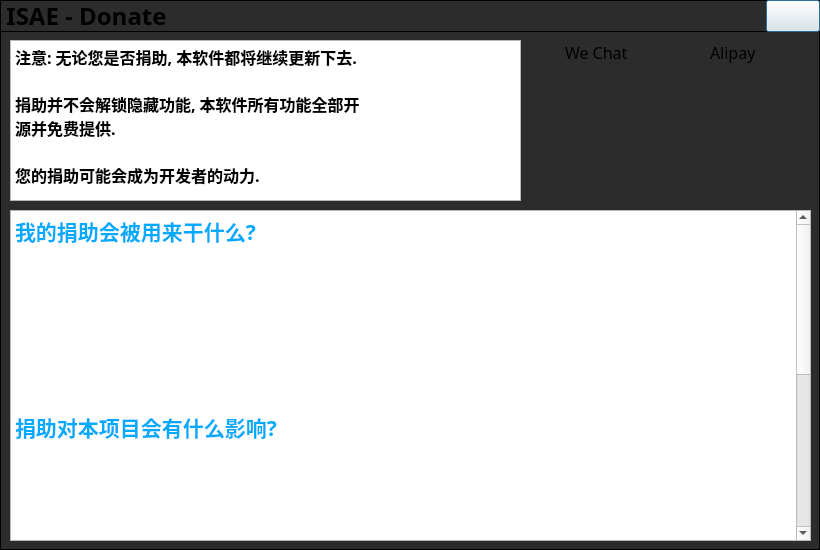
Reverier-Xu/ISAE, file src/app/DonateWindow.ui: the form before one commit.
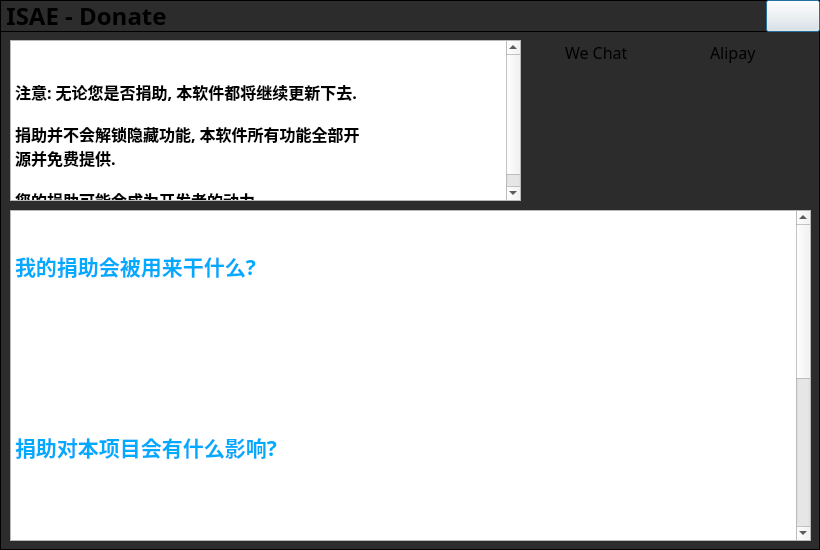
The form after the commit. Icons and pictures are not drawn.

The edit to the form file:
```diff
--- a/src/app/DonateWindow.ui
+++ b/src/app/DonateWindow.ui
@@ -163,31 +163,81 @@
    </property>
    <property name="html">
     <string>&lt;!DOCTYPE HTML PUBLIC &quot;-//W3C//DTD HTML 4.0//EN&quot; &quot;http://www.w3.org/TR/REC-html40/strict.dtd&quot;&gt;
-&lt;html&gt;&lt;head&gt;&lt;meta name=&quot;qrichtext&quot; content=&quot;1&quot; /&gt;&lt;style type=&quot;text/css&quot;&gt;
-p, li { white-space: pre-wrap; }
-&lt;/style&gt;&lt;/head&gt;&lt;body style=&quot; font-family:'文泉驿等宽微米黑'; font-size:10pt; font-weight:400; font-style:normal;&quot;&gt;
-&lt;p style=&quot; margin-top:0px; margin-bottom:0px; margin-left:0px; margin-right:0px; -qt-block-indent:0; text-indent:0px;&quot;&gt;&lt;span style=&quot; font-family:'思源黑体 CN'; font-size:16pt; font-weight:600; color:#00aaff;&quot;&gt;我的捐助会被用来干什么?&lt;/span&gt;&lt;/p&gt;
-&lt;p style=&quot; margin-top:0px; margin-bottom:0px; margin-left:0px; margin-right:0px; -qt-block-indent:0; text-indent:0px;&quot;&gt;&lt;span style=&quot; font-family:'思源黑体 CN'; font-size:12pt; color:#00aaff;&quot;&gt; &lt;/span&gt;&lt;/p&gt;
-&lt;p style=&quot; margin-top:0px; margin-bottom:0px; margin-left:0px; margin-right:0px; -qt-block-indent:0; text-indent:0px;&quot;&gt;&lt;span style=&quot; font-family:'思源黑体 CN'; font-size:12pt; color:#ffffff;&quot;&gt;为开发者买一些咖啡, 或者改善一下开发者的生活水平 (作为收入的一部分).&lt;/span&gt;&lt;/p&gt;
-&lt;p style=&quot;-qt-paragraph-type:empty; margin-top:0px; margin-bottom:0px; margin-left:0px; margin-right:0px; -qt-block-indent:0; text-indent:0px; font-family:'思源黑体 CN'; font-size:12pt; color:#ffffff;&quot;&gt;&lt;br /&gt;&lt;/p&gt;
-&lt;p style=&quot; margin-top:0px; margin-bottom:0px; margin-left:0px; margin-right:0px; -qt-block-indent:0; text-indent:0px;&quot;&gt;&lt;span style=&quot; font-family:'思源黑体 CN'; font-size:12pt; color:#ffffff;&quot;&gt;如您所见, ISAE会有在线功能, 今后也可能提供统一的团队平台与Wiki共享平台.&lt;/span&gt;&lt;/p&gt;
-&lt;p style=&quot;-qt-paragraph-type:empty; margin-top:0px; margin-bottom:0px; margin-left:0px; margin-right:0px; -qt-block-indent:0; text-indent:0px; font-family:'思源黑体 CN'; font-size:12pt; color:#ffffff;&quot;&gt;&lt;br /&gt;&lt;/p&gt;
-&lt;p style=&quot; margin-top:0px; margin-bottom:0px; margin-left:0px; margin-right:0px; -qt-block-indent:0; text-indent:0px;&quot;&gt;&lt;span style=&quot; font-family:'思源黑体 CN'; font-size:12pt; color:#ffffff;&quot;&gt;届时, 您的捐助将被优先用来维护和续费服务器.&lt;/span&gt;&lt;/p&gt;
-&lt;p style=&quot;-qt-paragraph-type:empty; margin-top:0px; margin-bottom:0px; margin-left:0px; margin-right:0px; -qt-block-indent:0; text-indent:0px; font-family:'思源黑体 CN'; font-size:12pt; color:#ffffff;&quot;&gt;&lt;br /&gt;&lt;/p&gt;
-&lt;p style=&quot; margin-top:0px; margin-bottom:0px; margin-left:0px; margin-right:0px; -qt-block-indent:0; text-indent:0px;&quot;&gt;&lt;span style=&quot; font-family:'思源黑体 CN'; font-size:16pt; font-weight:600; color:#00aaff;&quot;&gt;捐助对本项目会有什么影响?&lt;/span&gt;&lt;/p&gt;
-&lt;p style=&quot;-qt-paragraph-type:empty; margin-top:0px; margin-bottom:0px; margin-left:0px; margin-right:0px; -qt-block-indent:0; text-indent:0px; font-family:'思源黑体 CN'; font-size:12pt; color:#ffffff;&quot;&gt;&lt;br /&gt;&lt;/p&gt;
-&lt;p style=&quot; margin-top:0px; margin-bottom:0px; margin-left:0px; margin-right:0px; -qt-block-indent:0; text-indent:0px;&quot;&gt;&lt;span style=&quot; font-family:'思源黑体 CN'; font-size:12pt; color:#ffffff;&quot;&gt;不会有很大的影响. 本项目无论是否收到捐助, 都会在开发者力所能及的情况下进行维护和新功能的开发.&lt;/span&gt;&lt;/p&gt;
-&lt;p style=&quot;-qt-paragraph-type:empty; margin-top:0px; margin-bottom:0px; margin-left:0px; margin-right:0px; -qt-block-indent:0; text-indent:0px; font-family:'思源黑体 CN'; font-size:12pt; color:#ffffff;&quot;&gt;&lt;br /&gt;&lt;/p&gt;
-&lt;p style=&quot; margin-top:0px; margin-bottom:0px; margin-left:0px; margin-right:0px; -qt-block-indent:0; text-indent:0px;&quot;&gt;&lt;span style=&quot; font-family:'思源黑体 CN'; font-size:12pt; color:#ffffff;&quot;&gt;资金不足时, 可能会影响到Wiki和统一团队平台 (将来如果有此计划) 的运营.&lt;/span&gt;&lt;/p&gt;
-&lt;p style=&quot;-qt-paragraph-type:empty; margin-top:0px; margin-bottom:0px; margin-left:0px; margin-right:0px; -qt-block-indent:0; text-indent:0px; font-family:'思源黑体 CN'; font-size:12pt; color:#ffffff;&quot;&gt;&lt;br /&gt;&lt;/p&gt;
-&lt;p style=&quot; margin-top:0px; margin-bottom:0px; margin-left:0px; margin-right:0px; -qt-block-indent:0; text-indent:0px;&quot;&gt;&lt;span style=&quot; font-family:'思源黑体 CN'; font-size:12pt; color:#ffffff;&quot;&gt;本软件的目的是给信息安全学习者/从业者提供一些工具集成, 不必受限于网络环境, 而更加轻松的进行数据处理和安全审计. 所以线上功能永远不会成为本项目的重点. 本项目的所有实用功能都将以离线的方式提供. 因此不用担心服务器问题对软件使用造成的影响.&lt;/span&gt;&lt;/p&gt;
-&lt;p style=&quot;-qt-paragraph-type:empty; margin-top:0px; margin-bottom:0px; margin-left:0px; margin-right:0px; -qt-block-indent:0; text-indent:0px; font-family:'思源黑体 CN'; font-size:12pt; color:#ffffff;&quot;&gt;&lt;br /&gt;&lt;/p&gt;
-&lt;p style=&quot; margin-top:0px; margin-bottom:0px; margin-left:0px; margin-right:0px; -qt-block-indent:0; text-indent:0px;&quot;&gt;&lt;span style=&quot; font-family:'思源黑体 CN'; font-size:12pt; color:#ffffff;&quot;&gt;计划团队共享平台的开发时, 我们会直接提供共享平台的自动化部署脚本, 帮您在自己的服务器上简单的搭建一个共享平台. 统一共享平台仅作为您在没有可用服务器时需要团队合作的一个选项.&lt;/span&gt;&lt;/p&gt;
-&lt;p style=&quot;-qt-paragraph-type:empty; margin-top:0px; margin-bottom:0px; margin-left:0px; margin-right:0px; -qt-block-indent:0; text-indent:0px; font-family:'思源黑体 CN'; font-size:12pt; color:#ffffff;&quot;&gt;&lt;br /&gt;&lt;/p&gt;
-&lt;p style=&quot; margin-top:0px; margin-bottom:0px; margin-left:0px; margin-right:0px; -qt-block-indent:0; text-indent:0px;&quot;&gt;&lt;span style=&quot; font-family:'思源黑体 CN'; font-size:16pt; font-weight:600; color:#00aaff;&quot;&gt;本软件存在付费版本吗?&lt;/span&gt;&lt;/p&gt;
-&lt;p style=&quot;-qt-paragraph-type:empty; margin-top:0px; margin-bottom:0px; margin-left:0px; margin-right:0px; -qt-block-indent:0; text-indent:0px; font-family:'思源黑体 CN'; font-size:12pt; color:#ffffff;&quot;&gt;&lt;br /&gt;&lt;/p&gt;
-&lt;p style=&quot; margin-top:0px; margin-bottom:0px; margin-left:0px; margin-right:0px; -qt-block-indent:0; text-indent:0px;&quot;&gt;&lt;span style=&quot; font-family:'思源黑体 CN'; font-size:12pt; color:#ffffff;&quot;&gt;不存在. 本软件的代码完全开源, 各个组件尽力做到能够再次使用并支持剥离出来作为单独程序提供. 如果你对本软件的开发有意见反馈或者想一起为这个项目做出贡献, 欢迎到GitHub的项目平台上提交issue和Pull Request.&lt;/span&gt;&lt;/p&gt;
-&lt;p style=&quot;-qt-paragraph-type:empty; margin-top:0px; margin-bottom:0px; margin-left:0px; margin-right:0px; -qt-block-indent:0; text-indent:0px; font-family:'思源黑体 CN'; font-size:12pt; color:#ffffff;&quot;&gt;&lt;br /&gt;&lt;/p&gt;&lt;/body&gt;&lt;/html&gt;</string>
+                    &lt;html&gt;&lt;head&gt;&lt;meta name=&quot;qrichtext&quot; content=&quot;1&quot; /&gt;&lt;style
+                    type=&quot;text/css&quot;&gt;
+                    p, li { white-space: pre-wrap; }
+                    &lt;/style&gt;&lt;/head&gt;&lt;body style=&quot; font-family:'文泉驿等宽微米黑'; font-size:10pt;
+                    font-weight:400; font-style:normal;&quot;&gt;
+                    &lt;p style=&quot; margin-top:0px; margin-bottom:0px; margin-left:0px; margin-right:0px;
+                    -qt-block-indent:0; text-indent:0px;&quot;&gt;&lt;span style=&quot; font-family:'思源黑体 CN';
+                    font-size:16pt; font-weight:600; color:#00aaff;&quot;&gt;我的捐助会被用来干什么?&lt;/span&gt;&lt;/p&gt;
+                    &lt;p style=&quot; margin-top:0px; margin-bottom:0px; margin-left:0px; margin-right:0px;
+                    -qt-block-indent:0; text-indent:0px;&quot;&gt;&lt;span style=&quot; font-family:'思源黑体 CN';
+                    font-size:12pt; color:#00aaff;&quot;&gt; &lt;/span&gt;&lt;/p&gt;
+                    &lt;p style=&quot; margin-top:0px; margin-bottom:0px; margin-left:0px; margin-right:0px;
+                    -qt-block-indent:0; text-indent:0px;&quot;&gt;&lt;span style=&quot; font-family:'思源黑体 CN';
+                    font-size:12pt; color:#ffffff;&quot;&gt;为开发者买一些咖啡, 或者改善一下开发者的生活水平 (作为收入的一部分).&lt;/span&gt;&lt;/p&gt;
+                    &lt;p style=&quot;-qt-paragraph-type:empty; margin-top:0px; margin-bottom:0px; margin-left:0px;
+                    margin-right:0px; -qt-block-indent:0; text-indent:0px; font-family:'思源黑体 CN'; font-size:12pt;
+                    color:#ffffff;&quot;&gt;&lt;br /&gt;&lt;/p&gt;
+                    &lt;p style=&quot; margin-top:0px; margin-bottom:0px; margin-left:0px; margin-right:0px;
+                    -qt-block-indent:0; text-indent:0px;&quot;&gt;&lt;span style=&quot; font-family:'思源黑体 CN';
+                    font-size:12pt; color:#ffffff;&quot;&gt;如您所见, ISAE会有在线功能, 今后也可能提供统一的团队平台与Wiki共享平台.&lt;/span&gt;&lt;/p&gt;
+                    &lt;p style=&quot;-qt-paragraph-type:empty; margin-top:0px; margin-bottom:0px; margin-left:0px;
+                    margin-right:0px; -qt-block-indent:0; text-indent:0px; font-family:'思源黑体 CN'; font-size:12pt;
+                    color:#ffffff;&quot;&gt;&lt;br /&gt;&lt;/p&gt;
+                    &lt;p style=&quot; margin-top:0px; margin-bottom:0px; margin-left:0px; margin-right:0px;
+                    -qt-block-indent:0; text-indent:0px;&quot;&gt;&lt;span style=&quot; font-family:'思源黑体 CN';
+                    font-size:12pt; color:#ffffff;&quot;&gt;届时, 您的捐助将被优先用来维护和续费服务器.&lt;/span&gt;&lt;/p&gt;
+                    &lt;p style=&quot;-qt-paragraph-type:empty; margin-top:0px; margin-bottom:0px; margin-left:0px;
+                    margin-right:0px; -qt-block-indent:0; text-indent:0px; font-family:'思源黑体 CN'; font-size:12pt;
+                    color:#ffffff;&quot;&gt;&lt;br /&gt;&lt;/p&gt;
+                    &lt;p style=&quot; margin-top:0px; margin-bottom:0px; margin-left:0px; margin-right:0px;
+                    -qt-block-indent:0; text-indent:0px;&quot;&gt;&lt;span style=&quot; font-family:'思源黑体 CN';
+                    font-size:16pt; font-weight:600; color:#00aaff;&quot;&gt;捐助对本项目会有什么影响?&lt;/span&gt;&lt;/p&gt;
+                    &lt;p style=&quot;-qt-paragraph-type:empty; margin-top:0px; margin-bottom:0px; margin-left:0px;
+                    margin-right:0px; -qt-block-indent:0; text-indent:0px; font-family:'思源黑体 CN'; font-size:12pt;
+                    color:#ffffff;&quot;&gt;&lt;br /&gt;&lt;/p&gt;
+                    &lt;p style=&quot; margin-top:0px; margin-bottom:0px; margin-left:0px; margin-right:0px;
+                    -qt-block-indent:0; text-indent:0px;&quot;&gt;&lt;span style=&quot; font-family:'思源黑体 CN';
+                    font-size:12pt; color:#ffffff;&quot;&gt;不会有很大的影响. 本项目无论是否收到捐助, 都会在开发者力所能及的情况下进行维护和新功能的开发.&lt;/span&gt;&lt;/p&gt;
+                    &lt;p style=&quot;-qt-paragraph-type:empty; margin-top:0px; margin-bottom:0px; margin-left:0px;
+                    margin-right:0px; -qt-block-indent:0; text-indent:0px; font-family:'思源黑体 CN'; font-size:12pt;
+                    color:#ffffff;&quot;&gt;&lt;br /&gt;&lt;/p&gt;
+                    &lt;p style=&quot; margin-top:0px; margin-bottom:0px; margin-left:0px; margin-right:0px;
+                    -qt-block-indent:0; text-indent:0px;&quot;&gt;&lt;span style=&quot; font-family:'思源黑体 CN';
+                    font-size:12pt; color:#ffffff;&quot;&gt;资金不足时, 可能会影响到Wiki和统一团队平台 (将来如果有此计划) 的运营.&lt;/span&gt;&lt;/p&gt;
+                    &lt;p style=&quot;-qt-paragraph-type:empty; margin-top:0px; margin-bottom:0px; margin-left:0px;
+                    margin-right:0px; -qt-block-indent:0; text-indent:0px; font-family:'思源黑体 CN'; font-size:12pt;
+                    color:#ffffff;&quot;&gt;&lt;br /&gt;&lt;/p&gt;
+                    &lt;p style=&quot; margin-top:0px; margin-bottom:0px; margin-left:0px; margin-right:0px;
+                    -qt-block-indent:0; text-indent:0px;&quot;&gt;&lt;span style=&quot; font-family:'思源黑体 CN';
+                    font-size:12pt; color:#ffffff;&quot;&gt;本软件的目的是给信息安全学习者/从业者提供一些工具集成, 不必受限于网络环境, 而更加轻松的进行数据处理和安全审计.
+                    所以线上功能永远不会成为本项目的重点. 本项目的所有实用功能都将以离线的方式提供. 因此不用担心服务器问题对软件使用造成的影响.&lt;/span&gt;&lt;/p&gt;
+                    &lt;p style=&quot;-qt-paragraph-type:empty; margin-top:0px; margin-bottom:0px; margin-left:0px;
+                    margin-right:0px; -qt-block-indent:0; text-indent:0px; font-family:'思源黑体 CN'; font-size:12pt;
+                    color:#ffffff;&quot;&gt;&lt;br /&gt;&lt;/p&gt;
+                    &lt;p style=&quot; margin-top:0px; margin-bottom:0px; margin-left:0px; margin-right:0px;
+                    -qt-block-indent:0; text-indent:0px;&quot;&gt;&lt;span style=&quot; font-family:'思源黑体 CN';
+                    font-size:12pt; color:#ffffff;&quot;&gt;计划团队共享平台的开发时, 我们会直接提供共享平台的自动化部署脚本, 帮您在自己的服务器上简单的搭建一个共享平台.
+                    统一共享平台仅作为您在没有可用服务器时需要团队合作的一个选项.&lt;/span&gt;&lt;/p&gt;
+                    &lt;p style=&quot;-qt-paragraph-type:empty; margin-top:0px; margin-bottom:0px; margin-left:0px;
+                    margin-right:0px; -qt-block-indent:0; text-indent:0px; font-family:'思源黑体 CN'; font-size:12pt;
+                    color:#ffffff;&quot;&gt;&lt;br /&gt;&lt;/p&gt;
+                    &lt;p style=&quot; margin-top:0px; margin-bottom:0px; margin-left:0px; margin-right:0px;
+                    -qt-block-indent:0; text-indent:0px;&quot;&gt;&lt;span style=&quot; font-family:'思源黑体 CN';
+                    font-size:16pt; font-weight:600; color:#00aaff;&quot;&gt;本软件存在付费版本吗?&lt;/span&gt;&lt;/p&gt;
+                    &lt;p style=&quot;-qt-paragraph-type:empty; margin-top:0px; margin-bottom:0px; margin-left:0px;
+                    margin-right:0px; -qt-block-indent:0; text-indent:0px; font-family:'思源黑体 CN'; font-size:12pt;
+                    color:#ffffff;&quot;&gt;&lt;br /&gt;&lt;/p&gt;
+                    &lt;p style=&quot; margin-top:0px; margin-bottom:0px; margin-left:0px; margin-right:0px;
+                    -qt-block-indent:0; text-indent:0px;&quot;&gt;&lt;span style=&quot; font-family:'思源黑体 CN';
+                    font-size:12pt; color:#ffffff;&quot;&gt;不存在. 本软件的代码完全开源, 各个组件尽力做到能够再次使用并支持剥离出来作为单独程序提供.
+                    如果你对本软件的开发有意见反馈或者想一起为这个项目做出贡献, 欢迎到GitHub的项目平台上提交issue和Pull Request.&lt;/span&gt;&lt;/p&gt;
+                    &lt;p style=&quot;-qt-paragraph-type:empty; margin-top:0px; margin-bottom:0px; margin-left:0px;
+                    margin-right:0px; -qt-block-indent:0; text-indent:0px; font-family:'思源黑体 CN'; font-size:12pt;
+                    color:#ffffff;&quot;&gt;&lt;br /&gt;&lt;/p&gt;&lt;/body&gt;&lt;/html&gt;
+                </string>
    </property>
    <property name="textInteractionFlags">
     <set>Qt::TextSelectableByMouse</set>
@@ -291,15 +341,30 @@
    </property>
    <property name="html">
     <string>&lt;!DOCTYPE HTML PUBLIC &quot;-//W3C//DTD HTML 4.0//EN&quot; &quot;http://www.w3.org/TR/REC-html40/strict.dtd&quot;&gt;
-&lt;html&gt;&lt;head&gt;&lt;meta name=&quot;qrichtext&quot; content=&quot;1&quot; /&gt;&lt;style type=&quot;text/css&quot;&gt;
-p, li { white-space: pre-wrap; }
-&lt;/style&gt;&lt;/head&gt;&lt;body style=&quot; font-family:'文泉驿等宽微米黑'; font-size:10pt; font-weight:400; font-style:normal;&quot;&gt;
-&lt;p style=&quot; margin-top:0px; margin-bottom:0px; margin-left:0px; margin-right:0px; -qt-block-indent:0; text-indent:0px;&quot;&gt;&lt;span style=&quot; font-family:'思源黑体 CN'; font-size:12pt; font-weight:600;&quot;&gt;注意: 无论您是否捐助, 本软件都将继续更新下去.&lt;/span&gt;&lt;/p&gt;
-&lt;p style=&quot;-qt-paragraph-type:empty; margin-top:0px; margin-bottom:0px; margin-left:0px; margin-right:0px; -qt-block-indent:0; text-indent:0px; font-family:'思源黑体 CN'; font-size:12pt; font-weight:600;&quot;&gt;&lt;br /&gt;&lt;/p&gt;
-&lt;p style=&quot; margin-top:0px; margin-bottom:0px; margin-left:0px; margin-right:0px; -qt-block-indent:0; text-indent:0px;&quot;&gt;&lt;span style=&quot; font-family:'思源黑体 CN'; font-size:12pt; font-weight:600;&quot;&gt;捐助并不会解锁隐藏功能, 本软件所有功能全部开&lt;/span&gt;&lt;/p&gt;
-&lt;p style=&quot; margin-top:0px; margin-bottom:0px; margin-left:0px; margin-right:0px; -qt-block-indent:0; text-indent:0px;&quot;&gt;&lt;span style=&quot; font-family:'思源黑体 CN'; font-size:12pt; font-weight:600;&quot;&gt;源并免费提供.&lt;/span&gt;&lt;/p&gt;
-&lt;p style=&quot;-qt-paragraph-type:empty; margin-top:0px; margin-bottom:0px; margin-left:0px; margin-right:0px; -qt-block-indent:0; text-indent:0px; font-family:'思源黑体 CN'; font-size:12pt; font-weight:600;&quot;&gt;&lt;br /&gt;&lt;/p&gt;
-&lt;p style=&quot; margin-top:0px; margin-bottom:0px; margin-left:0px; margin-right:0px; -qt-block-indent:0; text-indent:0px;&quot;&gt;&lt;span style=&quot; font-family:'思源黑体 CN'; font-size:12pt; font-weight:600;&quot;&gt;您的捐助可能会成为开发者的动力.&lt;/span&gt;&lt;/p&gt;&lt;/body&gt;&lt;/html&gt;</string>
+                    &lt;html&gt;&lt;head&gt;&lt;meta name=&quot;qrichtext&quot; content=&quot;1&quot; /&gt;&lt;style
+                    type=&quot;text/css&quot;&gt;
+                    p, li { white-space: pre-wrap; }
+                    &lt;/style&gt;&lt;/head&gt;&lt;body style=&quot; font-family:'文泉驿等宽微米黑'; font-size:10pt;
+                    font-weight:400; font-style:normal;&quot;&gt;
+                    &lt;p style=&quot; margin-top:0px; margin-bottom:0px; margin-left:0px; margin-right:0px;
+                    -qt-block-indent:0; text-indent:0px;&quot;&gt;&lt;span style=&quot; font-family:'思源黑体 CN';
+                    font-size:12pt; font-weight:600;&quot;&gt;注意: 无论您是否捐助, 本软件都将继续更新下去.&lt;/span&gt;&lt;/p&gt;
+                    &lt;p style=&quot;-qt-paragraph-type:empty; margin-top:0px; margin-bottom:0px; margin-left:0px;
+                    margin-right:0px; -qt-block-indent:0; text-indent:0px; font-family:'思源黑体 CN'; font-size:12pt;
+                    font-weight:600;&quot;&gt;&lt;br /&gt;&lt;/p&gt;
+                    &lt;p style=&quot; margin-top:0px; margin-bottom:0px; margin-left:0px; margin-right:0px;
+                    -qt-block-indent:0; text-indent:0px;&quot;&gt;&lt;span style=&quot; font-family:'思源黑体 CN';
+                    font-size:12pt; font-weight:600;&quot;&gt;捐助并不会解锁隐藏功能, 本软件所有功能全部开&lt;/span&gt;&lt;/p&gt;
+                    &lt;p style=&quot; margin-top:0px; margin-bottom:0px; margin-left:0px; margin-right:0px;
+                    -qt-block-indent:0; text-indent:0px;&quot;&gt;&lt;span style=&quot; font-family:'思源黑体 CN';
+                    font-size:12pt; font-weight:600;&quot;&gt;源并免费提供.&lt;/span&gt;&lt;/p&gt;
+                    &lt;p style=&quot;-qt-paragraph-type:empty; margin-top:0px; margin-bottom:0px; margin-left:0px;
+                    margin-right:0px; -qt-block-indent:0; text-indent:0px; font-family:'思源黑体 CN'; font-size:12pt;
+                    font-weight:600;&quot;&gt;&lt;br /&gt;&lt;/p&gt;
+                    &lt;p style=&quot; margin-top:0px; margin-bottom:0px; margin-left:0px; margin-right:0px;
+                    -qt-block-indent:0; text-indent:0px;&quot;&gt;&lt;span style=&quot; font-family:'思源黑体 CN';
+                    font-size:12pt; font-weight:600;&quot;&gt;您的捐助可能会成为开发者的动力.&lt;/span&gt;&lt;/p&gt;&lt;/body&gt;&lt;/html&gt;
+                </string>
    </property>
    <property name="textInteractionFlags">
     <set>Qt::TextSelectableByMouse</set>
```
Left out of the diff: 17 changed lines with no effect on the pictures. Lines whose indentation alone changed are shown as unchanged.
